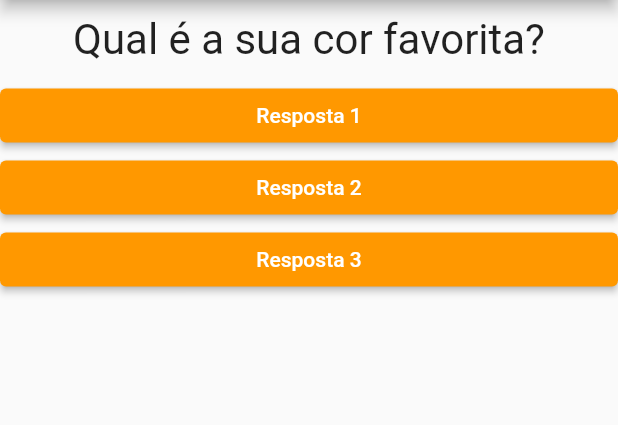
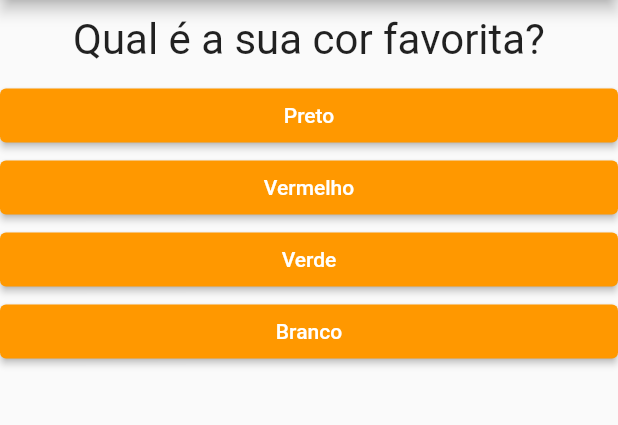
Before and after one commit to enilsonfilho/question-app, a Flutter app: the screen it shows after launch, on a phone screen of 412 x 824 dp, the part 84-509 px from its top. Run offline on Flutter 3.47's test engine with Material 2 defaults, Android fonts, the phone set to English and light mode, and no system bars.

Commit message:
feat: added map questions

```diff
--- a/lib/main.dart
+++ b/lib/main.dart
@@ -15,10 +15,22 @@ class _PerguntaAppState extends State<PerguntaApp> {
 
   @override
   Widget build(BuildContext context) {
-    final List<String> perguntas = [
-      'Qual é a sua cor favorita?',
-      'Qual é o seu animal favorito?',
-    ];
+    final perguntas = [
+        {
+          'texto': 'Qual é a sua cor favorita?',
+          'respostas': ['Preto', 'Vermelho', 'Verde', 'Branco'],
+        },
+        {
+          'texto': 'Qual é o seu animal favorito?',
+          'respostas': ['Coelho', 'Cobra', 'Elefante', 'Elefante'],
+        },
+        {
+          'texto': 'Qual é o seu instrutor favorito?',
+          'respostas': ['Maria', 'João', 'Leo', 'Pedro'],
+        },
+    ].cast();
+
+    List<String> respostas = perguntas[_perguntaSelecionada]['respostas'];
 
     return MaterialApp(
         home: Scaffold(
@@ -28,21 +40,18 @@ class _PerguntaAppState extends State<PerguntaApp> {
       ),
       body: Column(
         children: [
-            Questao(perguntas[_perguntaSelecionada]),
-            Resposta('Resposta 1', _responder),
-            Resposta('Resposta 2', _responder),
-            Resposta('Resposta 3', _responder)
+          Questao(perguntas[_perguntaSelecionada]['texto'].toString()),
+          ...respostas
+            .map((t) => Resposta(t, _responder))
+            .toList(),
         ],
       ),
-      )
-    );
+    ));
   }
 }
 
 class PerguntaApp extends StatefulWidget {
-
   _PerguntaAppState createState() {
     return _PerguntaAppState();
   }
-
 }
```
Lines whose indentation alone changed are shown as unchanged.
